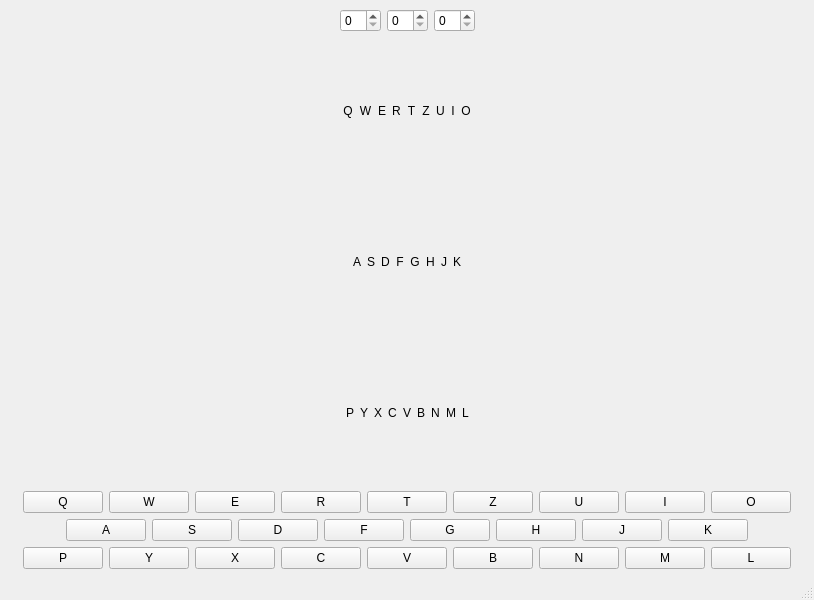
The window that mainwindow.ui (Ilya-Belyanov/Enigma) describes before a commit, drawn with Qt 5.
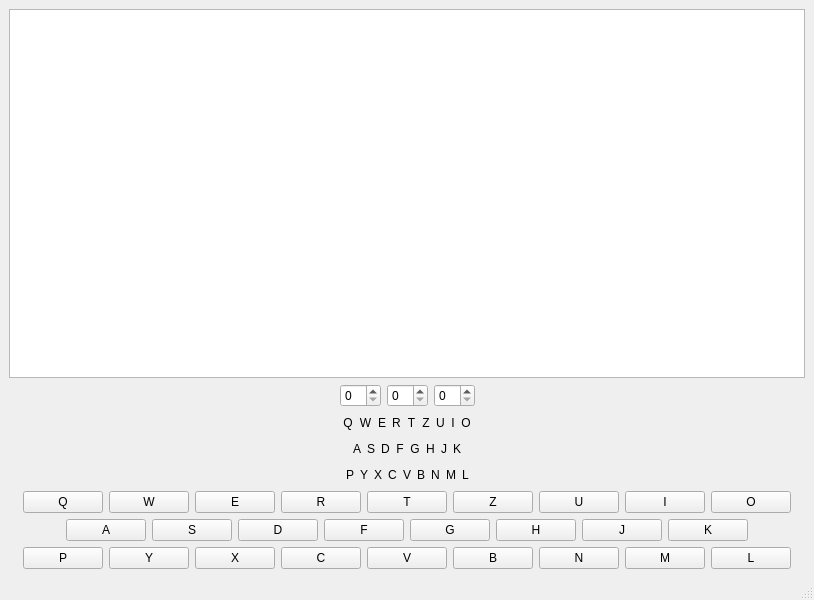
The same window after the commit.

Commit message: DONE: output window

```diff
--- a/mainwindow.ui
+++ b/mainwindow.ui
@@ -15,6 +15,13 @@
   </property>
   <widget class="QWidget" name="centralwidget">
    <layout class="QVBoxLayout" name="verticalLayout_2">
+    <item>
+     <layout class="QHBoxLayout" name="horizontalLayout_8">
+      <item>
+       <widget class="QTextEdit" name="txOutput"/>
+      </item>
+     </layout>
+    </item>
     <item>
      <layout class="QHBoxLayout" name="horizontalLayout_7">
       <item>
```
The commit also changes 3 other files.
